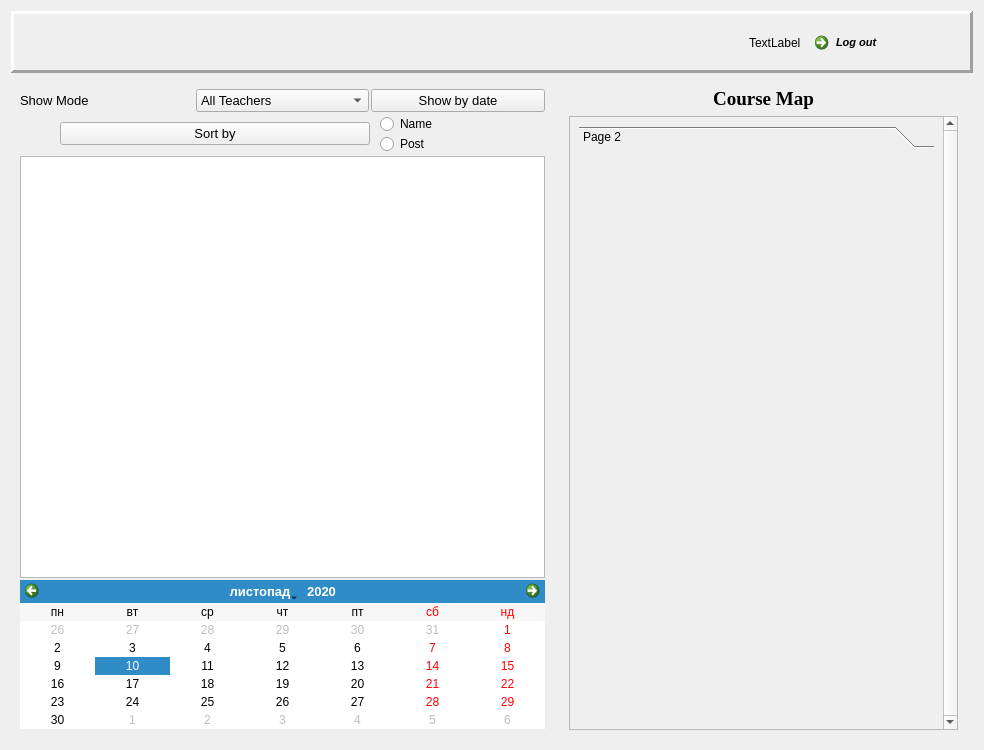
The window that studentdialog.ui (marko-yaciv/2c_coursework) describes before a commit, drawn with Qt 5.
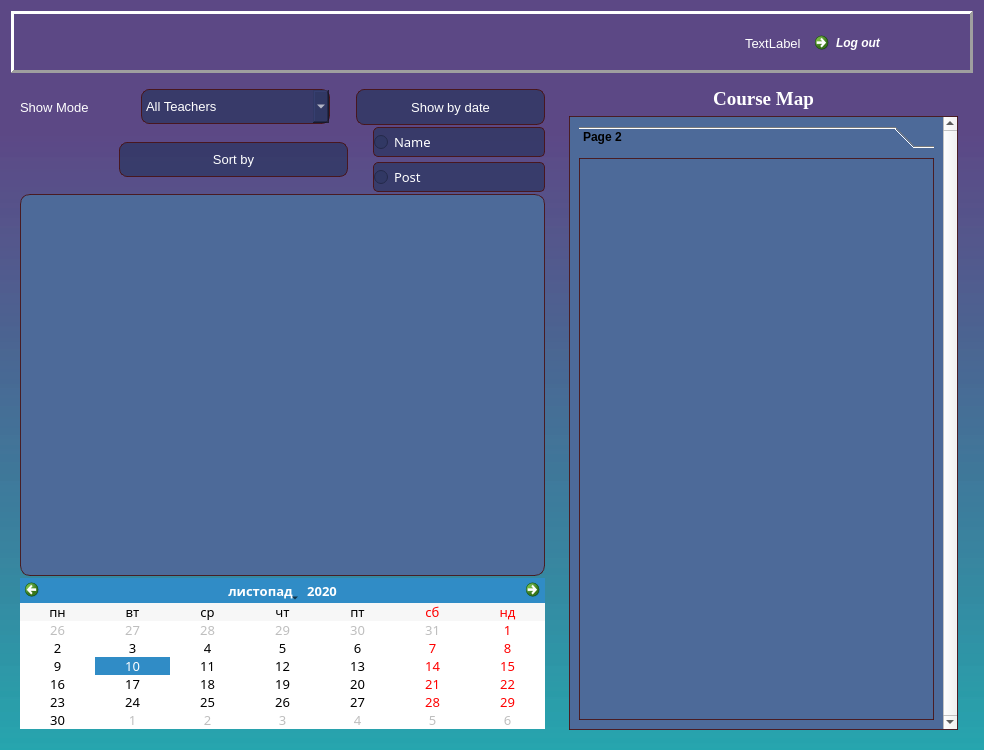
The same window after the commit. Icons and pictures are not drawn.

What changed in the file:
```diff
--- a/studentdialog.ui
+++ b/studentdialog.ui
@@ -18,6 +18,18 @@
   <property name="windowTitle">
    <string>Student Account</string>
   </property>
+  <property name="windowIcon">
+   <iconset resource="resource.qrc">
+    <normaloff>:/rec/img/student.png</normaloff>:/rec/img/student.png</iconset>
+  </property>
+  <property name="windowOpacity">
+   <double>0.980000000000000</double>
+  </property>
+  <property name="styleSheet">
+   <string notr="true">QDialog{
+background: qlineargradient(spread:pad, x1:1, y1:0.153, x2:1, y2:1, stop:0.0288462 rgba(91, 71, 133, 231), stop:1 rgba(23, 159, 168, 191));
+}</string>
+  </property>
   <layout class="QGridLayout" name="gridLayout" columnstretch="0,0,0">
    <item row="0" column="1" colspan="2">
     <widget class="QFrame" name="ownerInfo">
@@ -27,6 +39,11 @@
        <verstretch>0</verstretch>
       </sizepolicy>
      </property>
+     <property name="styleSheet">
+      <string notr="true">QFrame{
+color: #fff;
+}</string>
+     </property>
      <property name="frameShape">
       <enum>QFrame::Panel</enum>
      </property>
@@ -53,6 +70,11 @@
           <pointsize>10</pointsize>
          </font>
         </property>
+        <property name="styleSheet">
+         <string notr="true">QLabel{
+color: #fff;
+}</string>
+        </property>
         <property name="text">
          <string/>
         </property>
@@ -68,6 +90,11 @@
           <pointsize>10</pointsize>
          </font>
         </property>
+        <property name="styleSheet">
+         <string notr="true">QLabel{
+color: #fff;
+}</string>
+        </property>
         <property name="text">
          <string/>
         </property>
@@ -83,6 +110,11 @@
           <pointsize>10</pointsize>
          </font>
         </property>
+        <property name="styleSheet">
+         <string notr="true">QLabel{
+color: #fff;
+}</string>
+        </property>
         <property name="text">
          <string/>
         </property>
@@ -95,9 +127,14 @@
        <widget class="QLabel" name="date">
         <property name="font">
          <font>
-          <pointsize>9</pointsize>
+          <pointsize>10</pointsize>
          </font>
         </property>
+        <property name="styleSheet">
+         <string notr="true">QLabel{
+color: #fff;
+}</string>
+        </property>
         <property name="text">
          <string>TextLabel</string>
         </property>
@@ -116,7 +153,7 @@
         </property>
         <property name="font">
          <font>
-          <pointsize>8</pointsize>
+          <pointsize>9</pointsize>
           <italic>true</italic>
          </font>
         </property>
@@ -126,13 +163,18 @@
         <property name="mouseTracking">
          <bool>true</bool>
         </property>
+        <property name="styleSheet">
+         <string notr="true">QCommandLinkButton{
+color: #fff;
+}</string>
+        </property>
         <property name="text">
          <string>Log out</string>
         </property>
         <property name="iconSize">
          <size>
-          <width>20</width>
-          <height>20</height>
+          <width>25</width>
+          <height>25</height>
          </size>
         </property>
         <property name="autoRepeatDelay">
@@ -170,7 +212,10 @@
          <number>10</number>
         </property>
         <item>
-         <layout class="QHBoxLayout" name="horizontalLayout_3">
+         <layout class="QHBoxLayout" name="horizontalLayout_3" stretch="1,2,2">
+          <property name="spacing">
+           <number>26</number>
+          </property>
           <item>
            <widget class="QLabel" name="label">
             <property name="font">
@@ -178,6 +223,11 @@
               <pointsize>10</pointsize>
              </font>
             </property>
+            <property name="styleSheet">
+             <string notr="true">QLabel{
+color: #fff;
+}</string>
+            </property>
             <property name="text">
              <string>Show Mode</string>
             </property>
@@ -185,6 +235,27 @@
           </item>
           <item>
            <widget class="QComboBox" name="showTeachMode">
+            <property name="sizePolicy">
+             <sizepolicy hsizetype="Preferred" vsizetype="Fixed">
+              <horstretch>0</horstretch>
+              <verstretch>0</verstretch>
+             </sizepolicy>
+            </property>
+            <property name="minimumSize">
+             <size>
+              <width>0</width>
+              <height>35</height>
+             </size>
+            </property>
+            <property name="styleSheet">
+             <string notr="true">QComboBox{
+color: #fff;
+font: 10pt &quot;Lucida Sans Unicode&quot;;
+background: rgba(47, 55, 99, 0.8);
+border: 1px solid rgba(72, 16, 16, 0.86);
+border-radius: 8px;
+}</string>
+            </property>
             <item>
              <property name="text">
               <string>All Teachers</string>
@@ -204,6 +275,21 @@
           </item>
           <item>
            <widget class="QPushButton" name="showByDateB">
+            <property name="minimumSize">
+             <size>
+              <width>0</width>
+              <height>36</height>
+             </size>
+            </property>
+            <property name="styleSheet">
+             <string notr="true">QPushButton{
+color: #fff;
+font: 10pt &quot;Lucida Sans Unicode&quot;;
+background: rgba(47, 55, 99, 0.8);
+border: 1px solid rgba(72, 16, 16, 0.86);
+border-radius: 8px;
+}</string>
+            </property>
             <property name="text">
              <string>Show by date</string>
             </property>
@@ -212,21 +298,36 @@
          </layout>
         </item>
         <item>
-         <layout class="QHBoxLayout" name="horizontalLayout_4" stretch="2,1">
+         <layout class="QHBoxLayout" name="horizontalLayout_4" stretch="4,3">
           <property name="spacing">
-           <number>10</number>
+           <number>25</number>
           </property>
           <property name="leftMargin">
-           <number>40</number>
+           <number>99</number>
           </property>
           <property name="topMargin">
            <number>0</number>
           </property>
           <property name="rightMargin">
-           <number>10</number>
+           <number>0</number>
           </property>
           <item>
            <widget class="QPushButton" name="sortB">
+            <property name="minimumSize">
+             <size>
+              <width>0</width>
+              <height>35</height>
+             </size>
+            </property>
+            <property name="styleSheet">
+             <string notr="true">QPushButton{
+color: #fff;
+font: 10pt &quot;Lucida Sans Unicode&quot;;
+background: rgba(47, 55, 99, 0.8);
+border: 1px solid rgba(72, 16, 16, 0.86);
+border-radius: 8px;
+}</string>
+            </property>
             <property name="text">
              <string>Sort by</string>
             </property>
@@ -235,18 +336,40 @@
           <item>
            <layout class="QVBoxLayout" name="verticalLayout_3">
             <property name="spacing">
-             <number>0</number>
+             <number>5</number>
             </property>
             <property name="leftMargin">
              <number>0</number>
             </property>
             <item>
              <widget class="QRadioButton" name="sortByName">
+              <property name="minimumSize">
+               <size>
+                <width>0</width>
+                <height>30</height>
+               </size>
+              </property>
               <property name="font">
                <font>
-                <pointsize>9</pointsize>
+                <family>Lucida Sans Unicode</family>
+                <pointsize>10</pointsize>
+                <weight>50</weight>
+                <italic>false</italic>
+                <bold>false</bold>
                </font>
               </property>
+              <property name="layoutDirection">
+               <enum>Qt::LeftToRight</enum>
+              </property>
+              <property name="styleSheet">
+               <string notr="true">QRadioButton{
+color: #fff;
+font: 10pt &quot;Lucida Sans Unicode&quot;;
+background: rgba(47, 55, 99, 0.8);
+border: 1px solid rgba(72, 16, 16, 0.86);
+border-radius: 5px;
+}</string>
+              </property>
               <property name="text">
                <string>Name</string>
               </property>
@@ -254,11 +377,30 @@
             </item>
             <item>
              <widget class="QRadioButton" name="sortByPost">
+              <property name="minimumSize">
+               <size>
+                <width>0</width>
+                <height>30</height>
+               </size>
+              </property>
               <property name="font">
                <font>
-                <pointsize>9</pointsize>
+                <family>Lucida Sans Unicode</family>
+                <pointsize>10</pointsize>
+                <weight>50</weight>
+                <italic>false</italic>
+                <bold>false</bold>
                </font>
               </property>
+              <property name="styleSheet">
+               <string notr="true">QRadioButton{
+color: #fff;
+font: 10pt &quot;Lucida Sans Unicode&quot;;
+background: rgba(47, 55, 99, 0.8);
+border: 1px solid rgba(72, 16, 16, 0.86);
+border-radius: 5px;
+}</string>
+              </property>
               <property name="text">
                <string>Post</string>
               </property>
@@ -270,15 +412,36 @@
         </item>
         <item>
          <widget class="QTableWidget" name="teachers">
+          <property name="font">
+           <font>
+            <family>Open Sans</family>
+            <pointsize>10</pointsize>
+            <weight>50</weight>
+            <italic>false</italic>
+            <bold>false</bold>
+           </font>
+          </property>
           <property name="tabletTracking">
            <bool>true</bool>
           </property>
+          <property name="styleSheet">
+           <string notr="true">QTableWidget{
+color: #fff;
+font: 10pt &quot;Open Sans&quot;;
+background: rgb(77, 106, 153);
+border: 1px solid rgba(72, 16, 16, 0.86);
+border-radius: 10px;
+}</string>
+          </property>
           <property name="editTriggers">
            <set>QAbstractItemView::NoEditTriggers</set>
           </property>
           <property name="textElideMode">
            <enum>Qt::ElideRight</enum>
           </property>
+          <property name="gridStyle">
+           <enum>Qt::DashLine</enum>
+          </property>
           <property name="sortingEnabled">
            <bool>false</bool>
           </property>
@@ -311,7 +474,11 @@
             </property>
             <property name="font">
              <font>
-              <pointsize>9</pointsize>
+              <family>Lucida Sans Unicode</family>
+              <pointsize>10</pointsize>
+              <weight>50</weight>
+              <italic>false</italic>
+              <bold>false</bold>
              </font>
             </property>
             <property name="mouseTracking">
@@ -323,6 +490,14 @@
             <property name="contextMenuPolicy">
              <enum>Qt::CustomContextMenu</enum>
             </property>
+            <property name="styleSheet">
+             <string notr="true">QCalendarWidget{
+font: 10pt &quot;Lucida Sans Unicode&quot;;
+background: rgba(47, 55, 99, 0.8);
+border: 1px solid rgba(72, 16, 16, 0.86);
+border-radius: 10px;
+}</string>
+            </property>
             <property name="locale">
              <locale language="Ukrainian" country="Ukraine"/>
             </property>
@@ -377,6 +552,11 @@
             <bold>true</bold>
            </font>
           </property>
+          <property name="styleSheet">
+           <string notr="true">QLabel{
+color: #fff;
+}</string>
+          </property>
           <property name="text">
            <string>Course Map</string>
           </property>
@@ -387,6 +567,13 @@
         </item>
         <item>
          <widget class="QScrollArea" name="scrollArea">
+          <property name="styleSheet">
+           <string notr="true">QScrollArea{
+border: 1px solid rgba(72, 16, 16, 0.86);
+background: rgb(77, 106, 153);
+
+}</string>
+          </property>
           <property name="verticalScrollBarPolicy">
            <enum>Qt::ScrollBarAlwaysOn</enum>
           </property>
@@ -402,6 +589,11 @@
              <height>592</height>
             </rect>
            </property>
+           <property name="styleSheet">
+            <string notr="true">QWidget{
+background: rgb(77, 106, 153);
+}</string>
+           </property>
            <layout class="QHBoxLayout" name="horizontalLayout_2">
             <item>
              <widget class="QToolBox" name="toolBox">
@@ -420,27 +612,38 @@
               <property name="font">
                <font>
                 <pointsize>9</pointsize>
+                <weight>75</weight>
+                <bold>true</bold>
                </font>
               </property>
               <property name="contextMenuPolicy">
                <enum>Qt::CustomContextMenu</enum>
               </property>
+              <property name="styleSheet">
+               <string notr="true">QToolBox{
+color: #fff;
+background: rgb(77, 106, 153);
+}</string>
+              </property>
               <property name="frameShape">
                <enum>QFrame::NoFrame</enum>
               </property>
+              <property name="lineWidth">
+               <number>1</number>
+              </property>
               <property name="currentIndex">
                <number>0</number>
               </property>
               <property name="tabSpacing">
-               <number>7</number>
+               <number>10</number>
               </property>
               <widget class="QWidget" name="page_2">
                <property name="geometry">
                 <rect>
                  <x>0</x>
                  <y>0</y>
-                 <width>342</width>
-                 <height>537</height>
+                 <width>340</width>
+                 <height>532</height>
                 </rect>
                </property>
                <attribute name="label">
```
Left out of the diff: 8 changed lines with no effect on the pictures.
